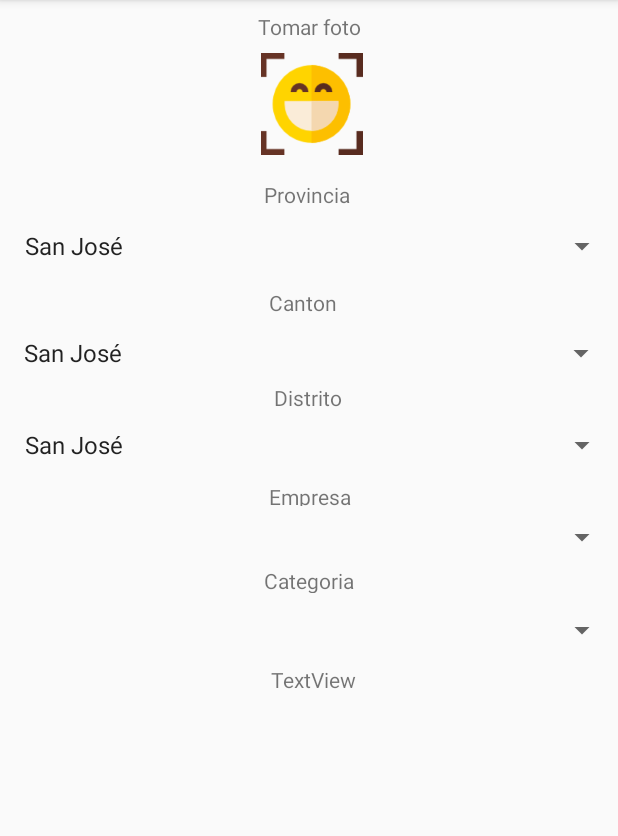
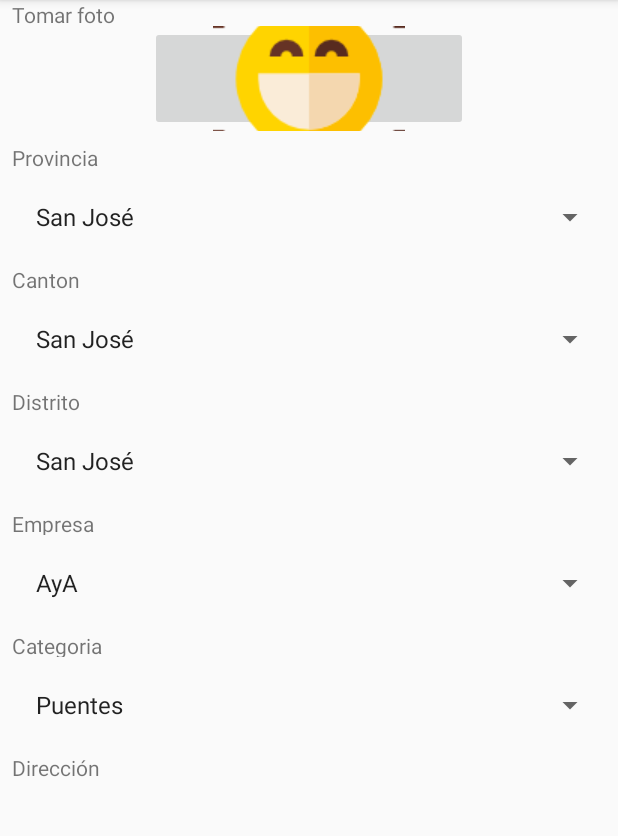
Before and after one commit to cesarvarela07/binarios, an Android app: the RegistrarIncidencia screen opened directly, with no data from a screen before it, on a phone screen of 412 x 824 dp, the part 84-920 px from its top. Run offline under Robolectric (Android 15) with nearby library versions, the phone set to English and light mode, and no system bars.

Commit message:
26/04/2019

```diff
--- a/app/src/main/AndroidManifest.xml
+++ b/app/src/main/AndroidManifest.xml
@@ -5,6 +5,9 @@
     <uses-feature
         android:name="android.hardware.camera"
         android:required="true" />
+    <uses-permission android:name="android.permission.CAMERA"/>
+
+    <uses-permission android:name="android.permission.WRITE_EXTERNAL_STORAGE"/>
     <application
         android:allowBackup="true"
         android:icon="@mipmap/ic_launcher"
--- a/app/src/main/java/app311/varela/cesar/app311/Menu.java
+++ b/app/src/main/java/app311/varela/cesar/app311/Menu.java
@@ -19,7 +19,7 @@ public class Menu extends AppCompatActivity {
             @Override
             public void onClick(View v) {
                 Intent intent = new Intent(v.getContext(),RegistrarIncidencia.class);
-                startActivityForResult(intent,0);
+                startActivityForResult(intent, 0);
             }
         });
 
@@ -29,9 +29,7 @@ public class Menu extends AppCompatActivity {
             @Override
             public void onClick(View v) {
                 Intent intent = new Intent(v.getContext(),Registro.class);
-                intent.putExtra("MODE",1);
-                startActivityForResult(intent,0);
-
+                startActivityForResult(intent, 0);
             }
         });
 
--- a/app/src/main/java/app311/varela/cesar/app311/RegistrarIncidencia.java
+++ b/app/src/main/java/app311/varela/cesar/app311/RegistrarIncidencia.java
@@ -1,67 +1,21 @@
 package app311.varela.cesar.app311;
 
-import android.content.ComponentName;
-import android.content.Intent;
-import android.content.pm.PackageManager;
-import android.content.pm.ResolveInfo;
-import android.graphics.Bitmap;
-import android.graphics.Matrix;
-import android.net.Uri;
-import android.os.Parcelable;
-import android.provider.MediaStore;
 import android.support.v7.app.AppCompatActivity;
 import android.os.Bundle;
 import android.view.View;
 import android.widget.AdapterView;
 import android.widget.ArrayAdapter;
-import android.widget.ImageView;
 import android.widget.Spinner;
 import android.widget.Toast;
 
-
-import java.io.IOException;
 import java.util.ArrayList;
-import java.util.List;
 
 public class RegistrarIncidencia extends AppCompatActivity {
-    static final int REQUEST_IMAGE_CAPTURE = 1;
     ArrayList<String> provincia =new ArrayList<>();
     ArrayList<String> canton =new ArrayList<>();
     ArrayList<String> distrito =new ArrayList<>();
-    ImageView addPhoto = (ImageView) findViewById(R.id.imgPhotoUser);
-
-
-    @Override
-    protected void onActivityResult(int requestCode, int resultCode, Intent data) {
-        if (requestCode == REQUEST_IMAGE_CAPTURE && resultCode == RESULT_OK) {
-
-            if (data.getExtras()!= null) {
-                Bundle extras = data.getExtras();
-                Bitmap imageBitmap = (Bitmap) extras.get("data");
-                addPhoto.setImageBitmap(imageBitmap);
-            } else {
-                Uri selectedimg = data.getData();
-                try {
-                    Bitmap mBitmap = MediaStore.Images.Media.getBitmap(this.getContentResolver(), selectedimg);
-                    int width = mBitmap.getWidth();
-                    int height = mBitmap.getHeight();
-                    float scaleWidth = ((float) 300) / width;
-                    float scaleHeight = ((float) 400) / height;
-                    // create a matrix for the manipulation
-                    Matrix matrix = new Matrix();
-                    // resize the bit map
-                    matrix.postScale(scaleWidth, scaleHeight);
-                    // recreate the new Bitmap
-                    Bitmap bit = Bitmap.createBitmap(mBitmap, 0, 0, width, height, matrix, false);
-                    addPhoto.setImageBitmap(bit);
-                } catch (IOException e) {
-                    e.printStackTrace();
-                }
-            }
-        }
-    }
-
-
+    ArrayList<String> empresa =new ArrayList<>();
+    ArrayList<String> categoria =new ArrayList<>();
 
     @Override
     protected void onCreate(Bundle savedInstanceState) {
@@ -72,6 +26,8 @@ public class RegistrarIncidencia extends AppCompatActivity {
         Spinner prov= (Spinner) findViewById(R.id.Provincia);
         Spinner cant= (Spinner) findViewById(R.id.Canton);
         Spinner dist= (Spinner) findViewById(R.id.Distrito);
+        Spinner empr= (Spinner) findViewById(R.id.Empresa);
+        Spinner cate= (Spinner) findViewById(R.id.Categoria);
 
         //FILL DATA
         fillData();
@@ -127,6 +83,40 @@ public class RegistrarIncidencia extends AppCompatActivity {
 
             }
         });
+
+        //ADAPTR
+        ArrayAdapter<String> emp=new ArrayAdapter<String>(this,android.R.layout.simple_list_item_1,empresa);
+        empr.setAdapter(emp);
+
+        empr.setOnItemSelectedListener(new AdapterView.OnItemSelectedListener() {
+            @Override
+            public void onItemSelected(AdapterView<?> adapterView, View view, int i, long l) {
+                Toast.makeText(RegistrarIncidencia.this, empresa.get(i), Toast.LENGTH_SHORT).show();
+
+            }
+
+            @Override
+            public void onNothingSelected(AdapterView<?> adapterView) {
+
+            }
+        });
+
+        //ADAPTR
+        ArrayAdapter<String> cat=new ArrayAdapter<String>(this,android.R.layout.simple_list_item_1,categoria);
+        cate.setAdapter(cat);
+
+        cate.setOnItemSelectedListener(new AdapterView.OnItemSelectedListener() {
+            @Override
+            public void onItemSelected(AdapterView<?> adapterView, View view, int i, long l) {
+                Toast.makeText(RegistrarIncidencia.this, categoria.get(i), Toast.LENGTH_SHORT).show();
+
+            }
+
+            @Override
+            public void onNothingSelected(AdapterView<?> adapterView) {
+
+            }
+        });
     }
 
     //FILL DATA
@@ -160,9 +150,103 @@ public class RegistrarIncidencia extends AppCompatActivity {
         distrito.add("Desamparados");
         distrito.add("Escazú");
 
-    }
+        empresa.clear();
+
+        //FILL
+        empresa.add("AyA");
+        empresa.add("ICE");
+        empresa.add("Municipalidad");
+        empresa.add("Cablera");
 
 
 
+        categoria.clear();
 
+        //FILL
+        categoria.add("Puentes");
+        categoria.add("Carreteras");
+        categoria.add("Servicios públicos");
+        categoria.add("Servicio privado");
+
+    }
 }
+
+//        // Here, we are making a folder named picFolder to store
+//        // pics taken by the camera using this application.
+//        final String dir = Environment.getExternalStoragePublicDirectory(Environment.DIRECTORY_PICTURES) + "/picFolder/";
+//        File newdir = new File(dir);
+//        newdir.mkdirs();
+//
+//        Button capture = (Button) findViewById(R.id.btnCapture);
+//        capture.setOnClickListener(new View.OnClickListener() {
+//            public void onClick(View v) {
+//
+//                // Here, the counter will be incremented each time, and the
+//                // picture taken by camera will be stored as 1.jpg,2.jpg
+//                // and likewise.
+//                count++;
+//                String file = dir+count+".jpg";
+//                File newfile = new File(file);
+//                try {
+//                    newfile.createNewFile();
+//                }
+//                catch (IOException e)
+//                {
+//                }
+//
+//                Uri outputFileUri = Uri.fromFile(newfile);
+//
+//                Intent cameraIntent = new Intent(MediaStore.ACTION_IMAGE_CAPTURE);
+//                cameraIntent.putExtra(MediaStore.EXTRA_OUTPUT, outputFileUri);
+//
+//                startActivityForResult(cameraIntent, TAKE_PHOTO_CODE);
+//            }
+//        });
+//    }
+//
+//    @Override
+//    protected void onActivityResult(int requestCode, int resultCode, Intent data) {
+//        super.onActivityResult(requestCode, resultCode, data);
+//
+//        if (requestCode == TAKE_PHOTO_CODE && resultCode == RESULT_OK) {
+//            Log.d("CameraDemo", "Pic saved");
+//        }
+//    }
+
+
+//    @Override
+//    protected void onActivityResult(int requestCode, int resultCode, Intent data) {
+//        try {
+//
+//            super.onActivityResult(requestCode, resultCode, data);
+//            if (requestCode != 0 && data != null) {
+//
+//                if (data.getExtras()!= null) {
+//                    Bundle extras = data.getExtras();
+//                    Bitmap imageBitmap = (Bitmap) extras.get("data");
+//                    addPhoto.setImageBitmap(imageBitmap);
+//                } else {
+//                    Uri selectedimg = data.getData();
+//                    try {
+//                        Bitmap mBitmap = MediaStore.Images.Media.getBitmap(this.getContentResolver(), selectedimg);
+//                        int width = mBitmap.getWidth();
+//                        int height = mBitmap.getHeight();
+//                        float scaleWidth = ((float) 300) / width;
+//                        float scaleHeight = ((float) 400) / height;
+//                        // create a matrix for the manipulation
+//                        Matrix matrix = new Matrix();
+//                        // resize the bit map
+//                        matrix.postScale(scaleWidth, scaleHeight);
+//                        // recreate the new Bitmap
+//                        Bitmap bit = Bitmap.createBitmap(mBitmap, 0, 0, width, height, matrix, false);
+//                        addPhoto.setImageBitmap(bit);
+//                    } catch (IOException e) {
+//                        e.printStackTrace();
+//                    }
+//                }
+//            }
+//
+//        }catch(Exception e){
+//
+//        }
+//    }
--- a/app/src/main/java/app311/varela/cesar/app311/Registro.java
+++ b/app/src/main/java/app311/varela/cesar/app311/Registro.java
@@ -6,7 +6,6 @@ import android.view.View;
 import android.widget.Button;
 import android.widget.EditText;
 import android.widget.Toast;
-
 import java.util.ArrayList;
 import java.util.Random;
 
--- a/app/src/main/res/layout/activity_registrar_incidencia.xml
+++ b/app/src/main/res/layout/activity_registrar_incidencia.xml
@@ -11,124 +11,87 @@
     tools:layout_editor_absoluteY="0dp">
     tools:context=".RegistrarIncidencia">
 
-    <android.support.constraint.ConstraintLayout
+    <TableLayout
+        android:id="@+id/linearLayout"
         android:layout_width="match_parent"
         android:layout_height="match_parent"
-        tools:layout_editor_absoluteX="0dp"
-        tools:layout_editor_absoluteY="0dp">
+        android:orientation="vertical"
+        android:stretchColumns="1">
 
 
         <TextView
             android:id="@+id/txtFoto"
             android:layout_width="wrap_content"
-            android:layout_height="19dp"
-            android:layout_marginStart="8dp"
-            android:layout_marginLeft="8dp"
-            android:layout_marginTop="8dp"
-            android:layout_marginEnd="8dp"
-            android:layout_marginRight="8dp"
-            android:layout_marginBottom="8dp"
-            android:text="Tomar foto"
-            app:layout_constraintBottom_toTopOf="@+id/imgPhotoUser"
-            app:layout_constraintEnd_toEndOf="parent"
-            app:layout_constraintStart_toStartOf="parent"
-            app:layout_constraintTop_toTopOf="parent" />
-
-        <ImageView
-            android:id="@+id/imgPhotoUser"
-            android:layout_width="75dp"
-            android:layout_height="68dp"
+            android:layout_height="17dp"
             android:layout_marginStart="8dp"
             android:layout_marginLeft="8dp"
             android:layout_marginEnd="8dp"
             android:layout_marginRight="8dp"
+            android:text="Tomar foto" />
+
+        <ImageButton
+            android:id="@+id/btnCapture"
+            android:layout_width="250dp"
+            android:layout_height="70dp"
+            android:layout_marginStart="100dp"
+            android:layout_marginLeft="8dp"
+            android:layout_marginEnd="100dp"
+            android:layout_marginRight="8dp"
             android:layout_marginBottom="8dp"
             android:layout_weight="1"
             android:clickable="true"
-            app:layout_constraintBottom_toTopOf="@+id/txtProvincia"
-            app:layout_constraintEnd_toEndOf="parent"
-            app:layout_constraintHorizontal_bias="0.506"
-            app:layout_constraintStart_toStartOf="parent"
-            app:layout_constraintTop_toTopOf="parent"
-            app:layout_constraintVertical_bias="0.808"
             app:srcCompat="@drawable/take" />
 
         <TextView
-            android:id="@+id/txtProvincia"
             android:layout_width="wrap_content"
-            android:layout_height="19dp"
+            android:layout_height="17dp"
             android:layout_marginStart="8dp"
             android:layout_marginLeft="8dp"
             android:layout_marginEnd="8dp"
             android:layout_marginRight="8dp"
-            android:layout_marginBottom="72dp"
-            android:text="Provincia"
-            app:layout_constraintBottom_toBottomOf="@+id/txtCanton"
-            app:layout_constraintEnd_toEndOf="parent"
-            app:layout_constraintHorizontal_bias="0.497"
-            app:layout_constraintStart_toStartOf="parent" />
+            android:text="Provincia" />
 
         <Spinner
             android:id="@+id/Provincia"
             android:layout_width="411dp"
-            android:layout_height="25dp"
-            android:layout_marginStart="8dp"
-            android:layout_marginLeft="8dp"
-            android:layout_marginTop="8dp"
-            android:layout_marginBottom="8dp"
-            app:layout_constraintBottom_toBottomOf="@+id/textView7"
-            app:layout_constraintEnd_toEndOf="parent"
-            app:layout_constraintHorizontal_bias="1.0"
-            app:layout_constraintStart_toStartOf="parent"
-            app:layout_constraintTop_toTopOf="@+id/txtFoto"
-            app:layout_constraintVertical_bias="0.327" />
-
-        <TextView
-            android:id="@+id/txtCanton"
-            android:layout_width="wrap_content"
             android:layout_height="wrap_content"
             android:layout_marginStart="8dp"
             android:layout_marginLeft="8dp"
             android:layout_marginTop="8dp"
             android:layout_marginEnd="8dp"
             android:layout_marginRight="8dp"
-            android:layout_marginBottom="44dp"
-            android:text="Canton"
-            app:layout_constraintBottom_toTopOf="@+id/txtDistrito"
-            app:layout_constraintEnd_toEndOf="parent"
-            app:layout_constraintHorizontal_bias="0.489"
-            app:layout_constraintStart_toStartOf="parent"
-            app:layout_constraintTop_toTopOf="parent"
-            app:layout_constraintVertical_bias="1.0" />
+            android:layout_marginBottom="8dp" />
+
+        <TextView
+            android:id="@+id/txtCanton"
+            android:layout_width="wrap_content"
+            android:layout_height="17dp"
+            android:layout_marginStart="8dp"
+            android:layout_marginLeft="8dp"
+            android:layout_marginEnd="8dp"
+            android:layout_marginRight="8dp"
+            android:text="Canton" />
 
         <Spinner
             android:id="@+id/Canton"
             android:layout_width="411dp"
             android:layout_height="wrap_content"
+            android:layout_marginStart="8dp"
+            android:layout_marginLeft="8dp"
             android:layout_marginTop="8dp"
             android:layout_marginEnd="8dp"
             android:layout_marginRight="8dp"
-            android:layout_marginBottom="8dp"
-            app:layout_constraintBottom_toBottomOf="parent"
-            app:layout_constraintEnd_toEndOf="parent"
-            app:layout_constraintHorizontal_bias="0.0"
-            app:layout_constraintStart_toStartOf="parent"
-            app:layout_constraintTop_toTopOf="parent" />
+            android:layout_marginBottom="8dp" />
 
         <TextView
             android:id="@+id/txtDistrito"
             android:layout_width="wrap_content"
-            android:layout_height="18dp"
+            android:layout_height="17dp"
             android:layout_marginStart="8dp"
             android:layout_marginLeft="8dp"
             android:layout_marginEnd="8dp"
             android:layout_marginRight="8dp"
-            android:layout_marginBottom="48dp"
-            android:text="Distrito"
-            app:layout_constraintBottom_toTopOf="@+id/txtEmpresa"
-            app:layout_constraintEnd_toEndOf="parent"
-            app:layout_constraintHorizontal_bias="0.498"
-            app:layout_constraintStart_toStartOf="parent" />
+            android:text="Distrito" />
 
         <Spinner
             android:id="@+id/Distrito"
@@ -139,28 +102,18 @@
             android:layout_marginTop="8dp"
             android:layout_marginEnd="8dp"
             android:layout_marginRight="8dp"
-            android:layout_marginBottom="8dp"
-            app:layout_constraintBottom_toBottomOf="parent"
-            app:layout_constraintEnd_toEndOf="parent"
-            app:layout_constraintStart_toStartOf="parent"
-            app:layout_constraintTop_toTopOf="parent"
-            app:layout_constraintVertical_bias="0.651" />
+            android:layout_marginBottom="8dp"/>
 
 
         <TextView
             android:id="@+id/txtEmpresa"
             android:layout_width="wrap_content"
-            android:layout_height="16dp"
+            android:layout_height="17dp"
             android:layout_marginStart="8dp"
             android:layout_marginLeft="8dp"
             android:layout_marginEnd="8dp"
             android:layout_marginRight="8dp"
-            android:layout_marginBottom="40dp"
-            android:text="Empresa"
-            app:layout_constraintBottom_toTopOf="@+id/txtCategoria"
-            app:layout_constraintEnd_toEndOf="parent"
-            app:layout_constraintHorizontal_bias="0.501"
-            app:layout_constraintStart_toStartOf="parent" />
+            android:text="Empresa" />
 
         <Spinner
             android:id="@+id/Empresa"
@@ -171,59 +124,38 @@
             android:layout_marginTop="8dp"
             android:layout_marginEnd="8dp"
             android:layout_marginRight="8dp"
-            android:layout_marginBottom="8dp"
-            app:layout_constraintBottom_toBottomOf="@+id/textView7"
-            app:layout_constraintEnd_toEndOf="parent"
-            app:layout_constraintStart_toStartOf="parent"
-            app:layout_constraintTop_toTopOf="parent"
-            app:layout_constraintVertical_bias="0.8" />
+            android:layout_marginBottom="8dp"/>
 
         <TextView
             android:id="@+id/txtCategoria"
             android:layout_width="wrap_content"
-            android:layout_height="18dp"
-            android:layout_marginStart="176dp"
-            android:layout_marginLeft="176dp"
+            android:layout_height="17dp"
+            android:layout_marginStart="8dp"
+            android:layout_marginLeft="8dp"
             android:layout_marginEnd="8dp"
             android:layout_marginRight="8dp"
-            android:layout_marginBottom="48dp"
-            android:text="Categoria"
-            app:layout_constraintBottom_toTopOf="@+id/textView7"
-            app:layout_constraintEnd_toEndOf="parent"
-            app:layout_constraintHorizontal_bias="0.0"
-            app:layout_constraintStart_toStartOf="parent" />
+            android:text="Categoria" />
 
         <Spinner
             android:id="@+id/Categoria"
             android:layout_width="411dp"
-            android:layout_height="21dp"
+            android:layout_height="wrap_content"
             android:layout_marginStart="8dp"
             android:layout_marginLeft="8dp"
             android:layout_marginTop="8dp"
             android:layout_marginEnd="8dp"
             android:layout_marginRight="8dp"
-            android:layout_marginBottom="8dp"
-            app:layout_constraintBottom_toBottomOf="parent"
-            app:layout_constraintEnd_toEndOf="parent"
-            app:layout_constraintStart_toStartOf="parent"
-            app:layout_constraintTop_toTopOf="parent"
-            app:layout_constraintVertical_bias="0.926" />
+            android:layout_marginBottom="8dp"/>
 
         <TextView
-            android:id="@+id/textView7"
             android:layout_width="wrap_content"
-            android:layout_height="wrap_content"
+            android:layout_height="17dp"
             android:layout_marginStart="8dp"
             android:layout_marginLeft="8dp"
             android:layout_marginEnd="8dp"
             android:layout_marginRight="8dp"
-            android:layout_marginBottom="8dp"
-            android:text="TextView"
-            app:layout_constraintBottom_toBottomOf="parent"
-            app:layout_constraintEnd_toEndOf="parent"
-            app:layout_constraintHorizontal_bias="0.508"
-            app:layout_constraintStart_toStartOf="parent" />
+            android:text="Dirección" />
 
-    </android.support.constraint.ConstraintLayout>
+    </TableLayout>
 
 </ScrollView>
--- a/app/src/main/res/layout/activity_registro.xml
+++ b/app/src/main/res/layout/activity_registro.xml
@@ -28,7 +28,7 @@
 
         <EditText
             android:id="@+id/cedulaTxt"
-            android:layout_width="148dp"
+            android:layout_width="454dp"
             android:layout_height="wrap_content"
             android:layout_marginStart="8dp"
             android:layout_marginLeft="8dp"
```
